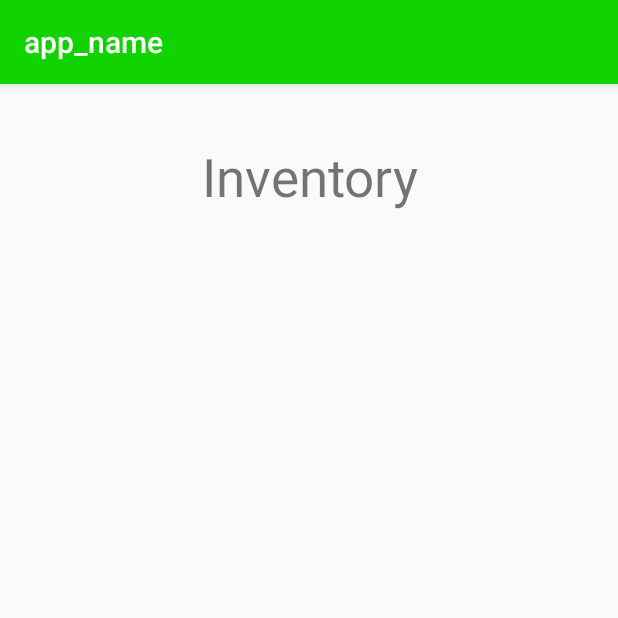
After one commit to covesoyars/Canned, an Android app: the Inventory screen opened directly, with no data from a screen before it, on a phone screen of 412 x 824 dp, the top half of it. The commit adds this screen. Run offline under Robolectric (Android 15) with nearby library versions, the light colour scheme and no system bars; network calls fail.

Commit message:
added inventory page

```diff
--- a/StarterProj/app/src/main/AndroidManifest.xml
+++ b/StarterProj/app/src/main/AndroidManifest.xml
@@ -12,7 +12,8 @@
         android:roundIcon="@mipmap/ic_launcher_round"
         android:supportsRtl="true"
         android:theme="@style/AppTheme">
-        <activity android:name=".PicTest"></activity>
+        <activity android:name=".Inventory"></activity>
+        <activity android:name=".PicTest" />
         <activity android:name=".Edit_profile" />
         <activity android:name=".Volenteer_hub_page" />
         <activity android:name=".Sign_Up_Page" />
--- /dev/null
+++ b/StarterProj/app/src/main/java/edu/vcu/cmsc355/starter/Inventory.java
@@ -0,0 +1,77 @@
+package edu.vcu.cmsc355.starter;
+
+import android.support.v7.app.AppCompatActivity;
+import android.os.Bundle;
+import android.os.Bundle;
+import android.app.Activity;
+import android.app.ActionBar.LayoutParams;
+import android.util.Log;
+import android.view.View;
+import android.view.View.OnClickListener;
+import android.widget.Button;
+import android.widget.LinearLayout;
+import android.widget.TextView;
+
+public class Inventory extends AppCompatActivity {
+
+    @Override
+    protected void onCreate(Bundle savedInstanceState) {
+        super.onCreate(savedInstanceState);
+        setContentView(R.layout.activity_inventory);
+
+        /*TEMPLATE OFF INTERNET SO LET ME FIGURE THIS SHIT OUT AND TWEAK IT SO IT WORKS LIKE WE NEED -Javier
+        final LinearLayout lm = (LinearLayout) findViewById(R.id.linearMain);
+
+        // create the layout params that will be used to define how your
+        // button will be displayed
+        LinearLayout.LayoutParams params = new LinearLayout.LayoutParams(
+                LayoutParams.WRAP_CONTENT, LayoutParams.WRAP_CONTENT);
+
+        //Create four
+        for(int j=0;j<=4;j++)  //J is to equal the size of the Foodarray(or whatever it is)
+        {
+            // Create LinearLayout
+            LinearLayout ll = new LinearLayout(this);
+            ll.setOrientation(LinearLayout.HORIZONTAL);
+
+            // Create TextView
+            TextView product = new TextView(this);
+            product.setText(" Product"+j+"    ");
+            ll.addView(product);
+
+            // Create TextView
+            TextView price = new TextView(this);
+            price.setText("  $"+j+"     ");
+            ll.addView(price);
+
+            // Create Button
+            final Button btn = new Button(this);
+            // Give button an ID
+            btn.setId(j+1);
+            btn.setText("Add To Cart");
+            // set the layoutParams on the button
+            btn.setLayoutParams(params);
+
+            final int index = j;
+            // Set click listener for button
+            btn.setOnClickListener(new OnClickListener() {
+                public void onClick(View v) {
+
+                    Log.i("TAG", "index :" + index);
+
+                    Toast.makeText(getApplicationContext(),
+                            "Clicked Button Index :" + index,
+                            Toast.LENGTH_LONG).show();
+
+                }
+            });
+
+            //Add button to LinearLayout
+            ll.addView(btn);
+            //Add button to LinearLayout defined in XML
+            lm.addView(ll);
+
+        }
+      */
+    }
+}
--- a/StarterProj/app/src/main/java/edu/vcu/cmsc355/starter/manager_hub_page.java
+++ b/StarterProj/app/src/main/java/edu/vcu/cmsc355/starter/manager_hub_page.java
@@ -20,6 +20,11 @@ public class manager_hub_page extends AppCompatActivity {
         Intent settings = new Intent(this, Edit_profile.class);
         startActivity(settings);
     }
+    public void inventory(View View)
+    {
+        Intent inventory = new Intent(this, Inventory.class);
+        startActivity(inventory);
+    }
     public void back(View View)
     {
        //TURN THIS INTO A LOGOUT METHOD THINGY -Javier
--- /dev/null
+++ b/StarterProj/app/src/main/res/layout/activity_inventory.xml
@@ -0,0 +1,38 @@
+<?xml version="1.0" encoding="utf-8"?>
+<android.support.constraint.ConstraintLayout xmlns:android="http://schemas.android.com/apk/res/android"
+    xmlns:app="http://schemas.android.com/apk/res-auto"
+    xmlns:tools="http://schemas.android.com/tools"
+    android:layout_width="match_parent"
+    android:layout_height="match_parent"
+    tools:context=".Inventory">
+
+    <TextView
+        android:id="@+id/textView10"
+        android:layout_width="297dp"
+        android:layout_height="107dp"
+        android:layout_marginStart="8dp"
+        android:layout_marginLeft="8dp"
+        android:layout_marginTop="8dp"
+        android:layout_marginEnd="8dp"
+        android:layout_marginRight="8dp"
+        android:gravity="center"
+        android:text="@string/inventory"
+        android:textSize="35sp"
+        app:layout_constraintEnd_toEndOf="parent"
+        app:layout_constraintStart_toStartOf="parent"
+        app:layout_constraintTop_toTopOf="parent" />
+
+    <ScrollView
+        android:layout_width="395dp"
+        android:layout_height="600dp"
+        app:layout_constraintEnd_toEndOf="parent"
+        app:layout_constraintStart_toStartOf="parent"
+        app:layout_constraintTop_toBottomOf="@+id/textView10">
+
+        <LinearLayout
+            android:layout_width="match_parent"
+            android:layout_height="wrap_content"
+            android:orientation="vertical" />
+    </ScrollView>
+
+</android.support.constraint.ConstraintLayout>
--- a/StarterProj/app/src/main/res/layout/activity_volenteer_hub_page.xml
+++ b/StarterProj/app/src/main/res/layout/activity_volenteer_hub_page.xml
@@ -5,6 +5,18 @@
     xmlns:tools="http://schemas.android.com/tools"
     android:layout_width="match_parent"
     android:layout_height="match_parent">
+
+    <ImageButton
+        android:id="@+id/backButton6"
+        android:layout_width="80dp"
+        android:layout_height="70dp"
+        android:layout_marginStart="16dp"
+        android:layout_marginLeft="16dp"
+        android:layout_marginTop="16dp"
+        android:onClick="back"
+        app:layout_constraintStart_toStartOf="parent"
+        app:layout_constraintTop_toTopOf="parent"
+        app:srcCompat="?attr/actionModeCloseDrawable" />
 
     <ImageButton
         android:id="@+id/settingsButton"
--- a/StarterProj/app/src/main/res/layout/manager_hub_page.xml
+++ b/StarterProj/app/src/main/res/layout/manager_hub_page.xml
@@ -55,6 +55,7 @@
         android:layout_marginEnd="8dp"
         android:layout_marginRight="8dp"
         android:text="@string/inventory"
+        android:onClick="inventory"
         app:layout_constraintEnd_toEndOf="parent"
         app:layout_constraintStart_toStartOf="parent"
         app:layout_constraintTop_toBottomOf="@+id/button5" />
--- a/StarterProj/app/src/main/res/values/strings.xml
+++ b/StarterProj/app/src/main/res/values/strings.xml
@@ -15,6 +15,8 @@
     <string name="ent_mail">Enter your email</string>
     <string name="ent_birth">Enter birthdate, MMDDYY</string>
     <string name="inventory">Inventory</string>
+
+
     <string name="manage_volunteers">Manage Volunteers</string>
 
     <string name="select_items">Select the items forgotten.</string>
@@ -32,6 +34,8 @@
     <string name="birthdate">Birthdate</string>
     <string name="firstname">First Name</string>
     <string name="lastname">Last Name</string>
+
+
 
     <!-- Strings related to Settings -->
 
```
